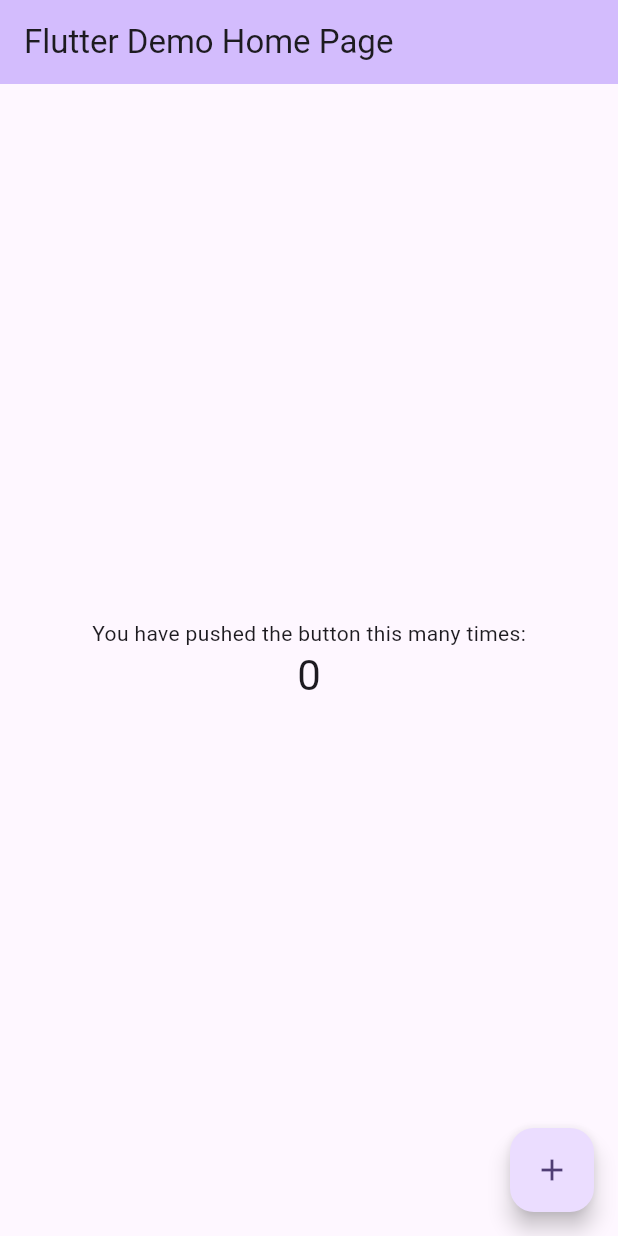
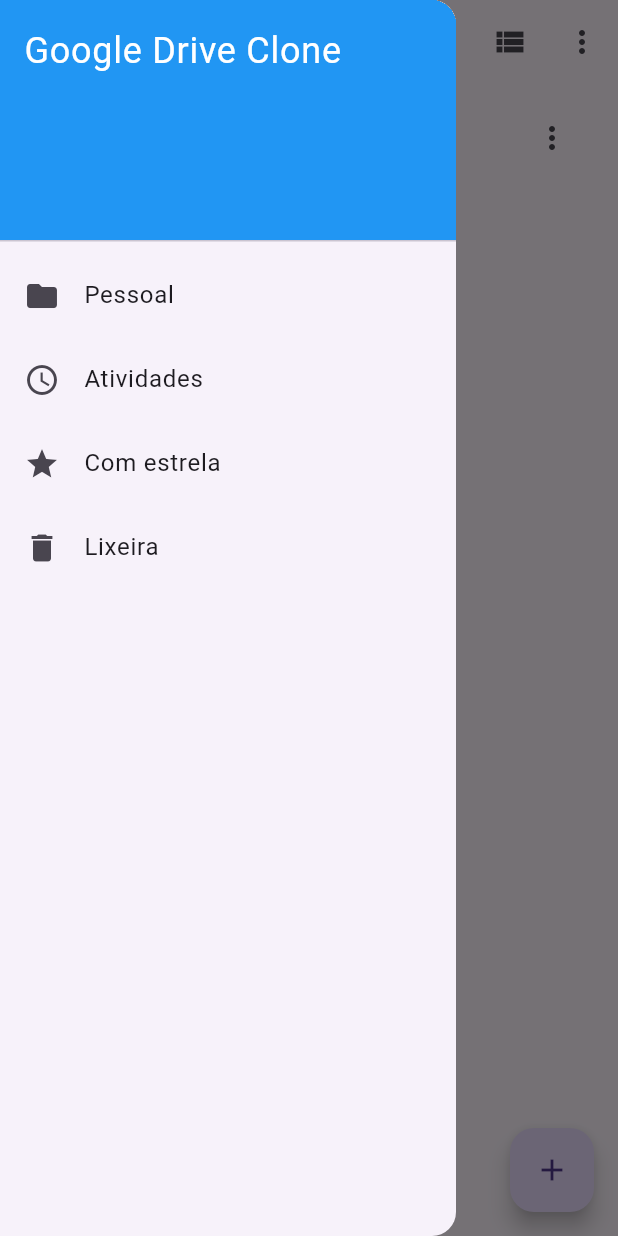
Before and after one commit to lucrasn/Samples-Downloader, a Flutter app: the screen it shows after launch, with the side drawer open (before the commit the screen has no drawer), on a phone screen of 412 x 824 dp. Run offline on Flutter 3.47's test engine with Material 3 defaults, Android fonts, the phone set to English and light mode, and no system bars.

Commit message:
interface inicial

```diff
--- a/lib/main.dart
+++ b/lib/main.dart
@@ -1,125 +1,115 @@
 import 'package:flutter/material.dart';
 
 void main() {
-  runApp(const MyApp());
+  runApp(MyApp());
 }
 
 class MyApp extends StatelessWidget {
-  const MyApp({super.key});
-
-  // This widget is the root of your application.
   @override
   Widget build(BuildContext context) {
     return MaterialApp(
       title: 'Samples Downloader',
       theme: ThemeData(
-        // This is the theme of your application.
-        //
-        // TRY THIS: Try running your application with "flutter run". You'll see
-        // the application has a purple toolbar. Then, without quitting the app,
-        // try changing the seedColor in the colorScheme below to Colors.green
-        // and then invoke "hot reload" (save your changes or press the "hot
-        // reload" button in a Flutter-supported IDE, or press "r" if you used
-        // the command line to start the app).
-        //
-        // Notice that the counter didn't reset back to zero; the application
-        // state is not lost during the reload. To reset the state, use hot
-        // restart instead.
-        //
-        // This works for code too, not just values: Most code changes can be
-        // tested with just a hot reload.
-        colorScheme: ColorScheme.fromSeed(seedColor: Colors.deepPurple),
-        useMaterial3: true,
+        primarySwatch: Colors.blue,
       ),
-      home: const MyHomePage(title: 'Flutter Demo Home Page'),
+      home: DriveHomePage(),
     );
   }
 }
 
-class MyHomePage extends StatefulWidget {
-  const MyHomePage({super.key, required this.title});
-
-  // This widget is the home page of your application. It is stateful, meaning
-  // that it has a State object (defined below) that contains fields that affect
-  // how it looks.
-
-  // This class is the configuration for the state. It holds the values (in this
-  // case the title) provided by the parent (in this case the App widget) and
-  // used by the build method of the State. Fields in a Widget subclass are
-  // always marked "final".
-
-  final String title;
-
-  @override
-  State<MyHomePage> createState() => _MyHomePageState();
-}
-
-class _MyHomePageState extends State<MyHomePage> {
-  int _counter = 0;
-
-  void _incrementCounter() {
-    setState(() {
-      // This call to setState tells the Flutter framework that something has
-      // changed in this State, which causes it to rerun the build method below
-      // so that the display can reflect the updated values. If we changed
-      // _counter without calling setState(), then the build method would not be
-      // called again, and so nothing would appear to happen.
-      _counter++;
-    });
-  }
+class DriveHomePage extends StatelessWidget {
+  final List<Map<String, dynamic>> files = [
+    {'name': 'Classroom', 'type': 'folder'},
+  ];
 
   @override
   Widget build(BuildContext context) {
-    // This method is rerun every time setState is called, for instance as done
-    // by the _incrementCounter method above.
-    //
-    // The Flutter framework has been optimized to make rerunning build methods
-    // fast, so that you can just rebuild anything that needs updating rather
-    // than having to individually change instances of widgets.
     return Scaffold(
       appBar: AppBar(
-        // TRY THIS: Try changing the color here to a specific color (to
-        // Colors.amber, perhaps?) and trigger a hot reload to see the AppBar
-        // change color while the other colors stay the same.
-        backgroundColor: Theme.of(context).colorScheme.inversePrimary,
-        // Here we take the value from the MyHomePage object that was created by
-        // the App.build method, and use it to set our appbar title.
-        title: Text(widget.title),
+        title: Text('Samples Downloader'),
+        actions: [
+          IconButton(
+            icon: Icon(Icons.search),
+            onPressed: () {},
+          ),
+          IconButton(
+            icon: Icon(Icons.view_list),
+            onPressed: () {},
+          ),
+          IconButton(
+            icon: Icon(Icons.more_vert),
+            onPressed: () {},
+          ),
+        ],
       ),
-      body: Center(
-        // Center is a layout widget. It takes a single child and positions it
-        // in the middle of the parent.
-        child: Column(
-          // Column is also a layout widget. It takes a list of children and
-          // arranges them vertically. By default, it sizes itself to fit its
-          // children horizontally, and tries to be as tall as its parent.
-          //
-          // Column has various properties to control how it sizes itself and
-          // how it positions its children. Here we use mainAxisAlignment to
-          // center the children vertically; the main axis here is the vertical
-          // axis because Columns are vertical (the cross axis would be
-          // horizontal).
-          //
-          // TRY THIS: Invoke "debug painting" (choose the "Toggle Debug Paint"
-          // action in the IDE, or press "p" in the console), to see the
-          // wireframe for each widget.
-          mainAxisAlignment: MainAxisAlignment.center,
-          children: <Widget>[
-            const Text(
-              'You have pushed the button this many times:',
+      drawer: Drawer(
+        child: ListView(
+          padding: EdgeInsets.zero,
+          children: [
+            DrawerHeader(
+              decoration: BoxDecoration(
+                color: Colors.blue,
+              ),
+              child: Text(
+                'Google Drive Clone',
+                style: TextStyle(color: Colors.white, fontSize: 24),
+              ),
             ),
-            Text(
-              '$_counter',
-              style: Theme.of(context).textTheme.headlineMedium,
+            ListTile(
+              leading: Icon(Icons.folder),
+              title: Text('Pessoal'),
+              onTap: () {},
+            ),
+            ListTile(
+              leading: Icon(Icons.access_time),
+              title: Text('Atividades'),
+              onTap: () {},
+            ),
+            ListTile(
+              leading: Icon(Icons.star),
+              title: Text('Com estrela'),
+              onTap: () {},
+            ),
+            ListTile(
+              leading: Icon(Icons.delete),
+              title: Text('Lixeira'),
+              onTap: () {},
             ),
           ],
         ),
       ),
+      body: DriveFileList(files: files),
       floatingActionButton: FloatingActionButton(
-        onPressed: _incrementCounter,
-        tooltip: 'Increment',
-        child: const Icon(Icons.add),
-      ), // This trailing comma makes auto-formatting nicer for build methods.
+        onPressed: () {},
+        child: Icon(Icons.add),
+      ),
     );
   }
 }
+
+class DriveFileList extends StatelessWidget {
+  final List<Map<String, dynamic>> files;
+
+  DriveFileList({required this.files});
+
+  @override
+  Widget build(BuildContext context) {
+    return ListView.separated(
+      padding: EdgeInsets.all(8.0),
+      itemCount: files.length,
+      separatorBuilder: (context, index) => Divider(),
+      itemBuilder: (context, index) {
+        final file = files[index];
+        return ListTile(
+          leading: file['type'] == 'folder'
+              ? Icon(Icons.folder, color: Colors.blue)
+              : Icon(Icons.insert_drive_file, color: Colors.grey),
+          title: Text(file['name']),
+          subtitle: file['type'] == 'file' ? Text(file['size']) : null,
+          trailing: Icon(Icons.more_vert),
+          onTap: () {},
+        );
+      },
+    );
+  }
+}
```
